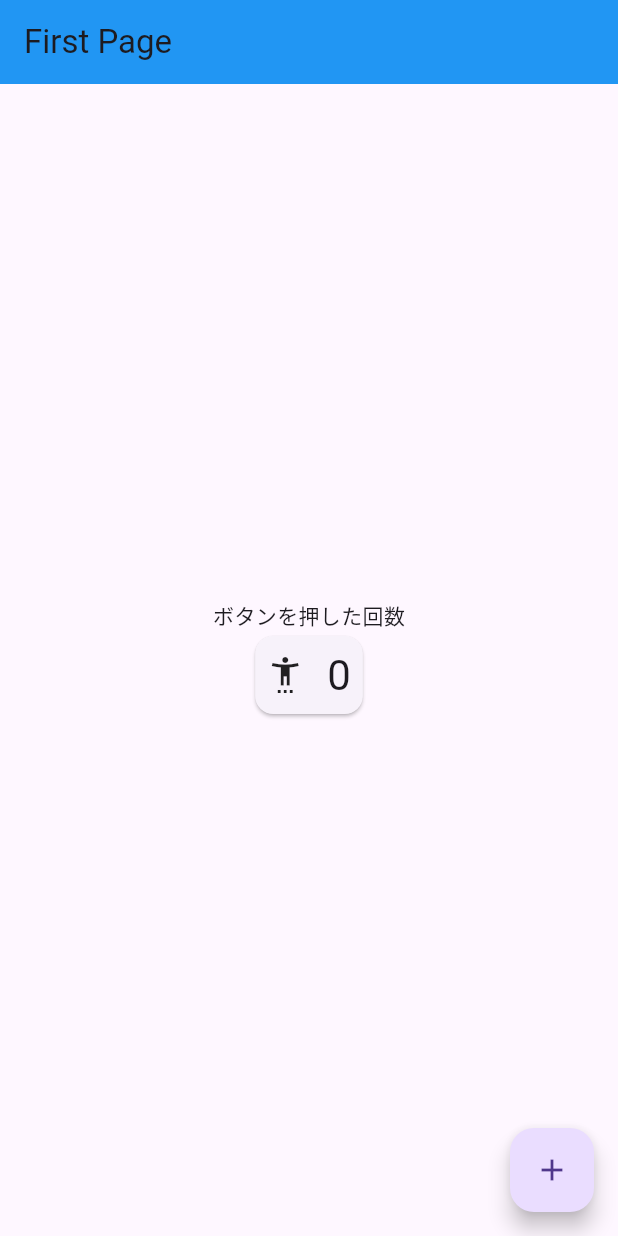
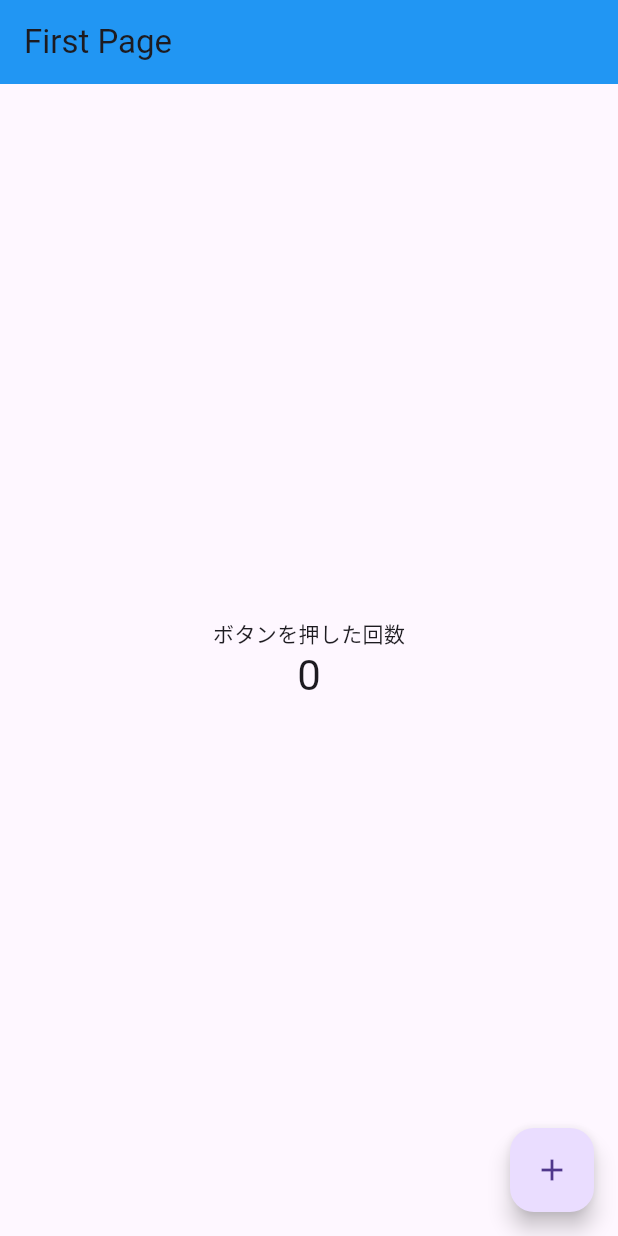
Before and after one commit to EMoshU/blog-counter, a Flutter app: the screen it shows after launch, on a phone screen of 412 x 824 dp. Run offline on Flutter 3.47's test engine with Material 3 defaults, Android fonts, the phone set to English and light mode, and no system bars.

```diff
--- a/lib/main.dart
+++ b/lib/main.dart
@@ -87,7 +87,10 @@ class MyHomePage extends StatelessWidget {
                 const Text(
                   'ボタンを押した回数',
                 ),
-                 CounterCard(counter: counter)
+                Text(
+                  '${counter.count}',
+                  style: Theme.of(context).textTheme.headline4,
+                ),
               ],
             ),
           ],
@@ -102,36 +105,3 @@ class MyHomePage extends StatelessWidget {
     );
   }
 }
-
-class CounterCard extends StatelessWidget {
-  const CounterCard({
-    super.key,
-    required this.counter,
-  });
-
-  final MyCounterState counter;
-
-  @override
-  Widget build(BuildContext context) {
-    return Card(
-      child: Row(
-        mainAxisSize: MainAxisSize.min,
-        children: [
-          const Padding(
-            padding: EdgeInsets.all(8.0),
-            child: Icon(
-              Icons.settings_accessibility_outlined,
-            ),
-          ),
-          Padding(
-            padding: const EdgeInsets.all(8.0),
-            child: Text(
-              '${counter.count}',
-              style: Theme.of(context).textTheme.headline4,
-            ),
-          ),
-        ],
-      ),
-    );
-  }
-}
```
